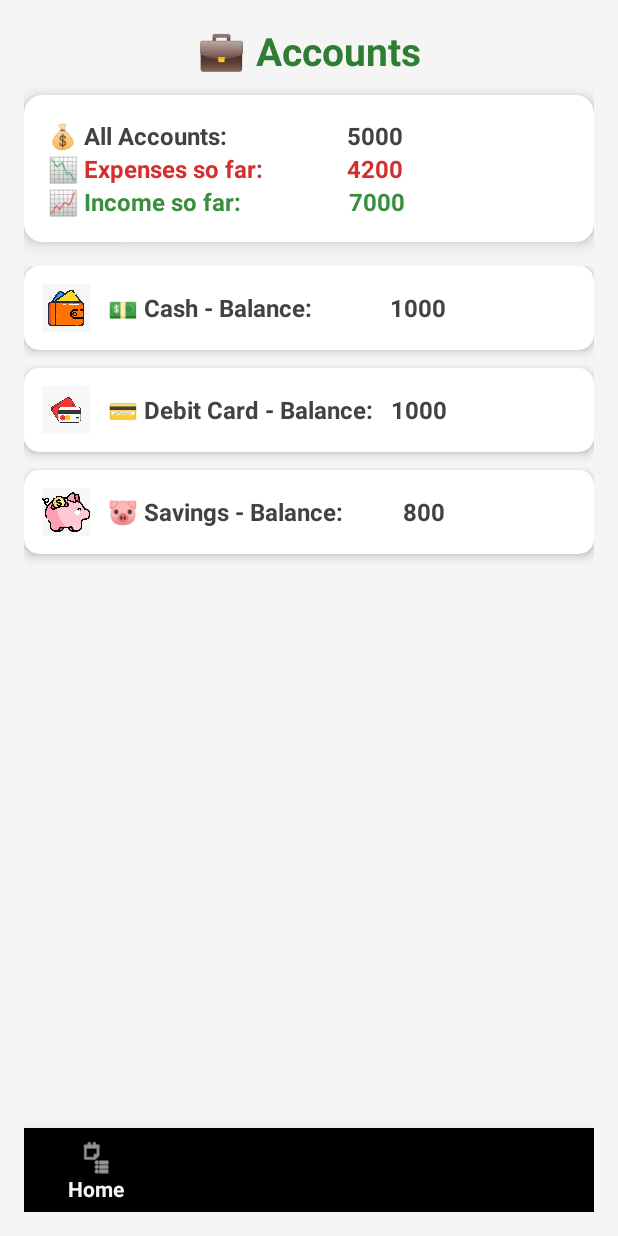
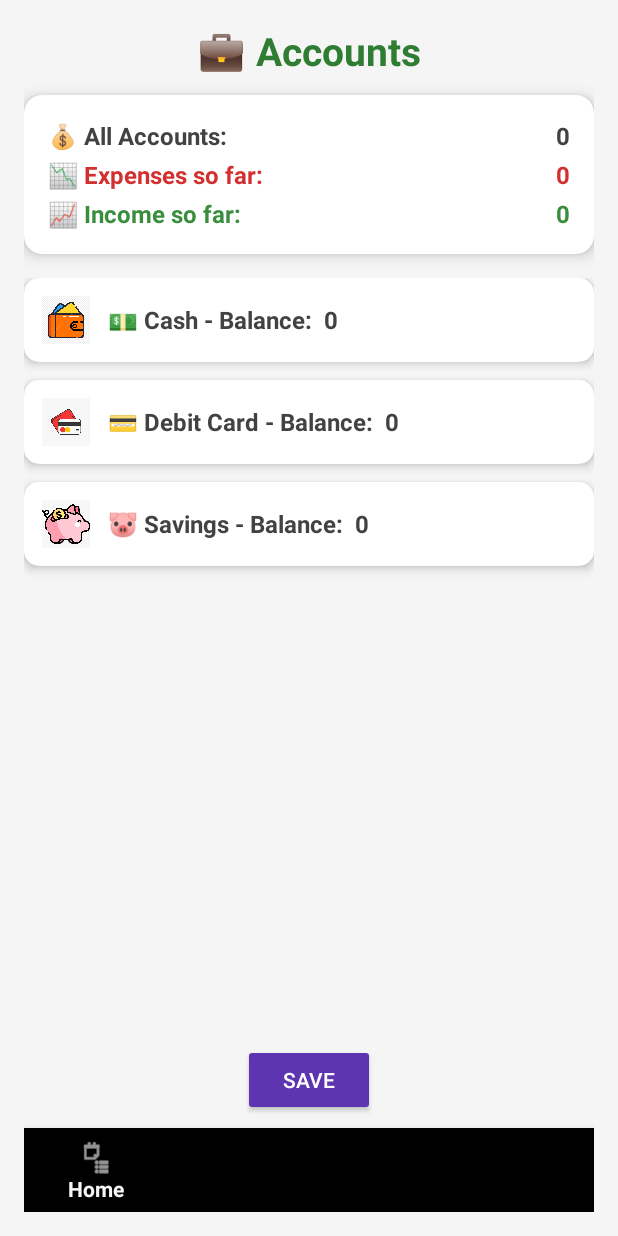
Before and after one commit to Tharun7075/FINTRACK, an Android app: the layout activity_accounts.xml on its own in the app's theme, with its tools: preview values and no code run, on a phone screen of 412 x 824 dp. Run offline under Robolectric (Android 15) with nearby library versions, the phone set to English and light mode, and no system bars.

Commit message:
modified accounts xml file

```diff
--- a/app/src/main/res/layout/activity_accounts.xml
+++ b/app/src/main/res/layout/activity_accounts.xml
@@ -37,52 +37,106 @@
 
         <LinearLayout
             android:layout_width="match_parent"
-            android:layout_height="match_parent"
+            android:layout_height="wrap_content"
             android:orientation="vertical"
             android:padding="16dp">
 
-            <EditText
-                android:id="@+id/editAllAccounts"
+            <!-- All Accounts -->
+            <LinearLayout
+                android:layout_width="match_parent"
+                android:layout_height="wrap_content"
+                android:orientation="horizontal"
+                android:gravity="center_vertical">
+
+                <TextView
                     android:layout_width="wrap_content"
                     android:layout_height="wrap_content"
-                android:background="@android:color/transparent"
-                android:text="💰 All Accounts:                    5000"
-                android:textColor="#424242"
+                    android:text="💰 All Accounts:"
                     android:textSize="16sp"
-                android:textStyle="bold" />
+                    android:textStyle="bold"
+                    android:textColor="#424242" />
 
-            <EditText
-                android:id="@+id/editExpenses"
+                <TextView
+                    android:id="@+id/txtAllAccountsValue"
+                    android:layout_width="0dp"
+                    android:layout_height="wrap_content"
+                    android:layout_weight="1"
+                    android:gravity="end"
+                    android:text="0"
+                    android:textSize="16sp"
+                    android:textStyle="bold"
+                    android:textColor="#424242" />
+            </LinearLayout>
+
+            <!-- Expenses -->
+            <LinearLayout
+                android:layout_width="match_parent"
+                android:layout_height="wrap_content"
+                android:orientation="horizontal"
+                android:gravity="center_vertical"
+                android:layout_marginTop="4dp">
+
+                <TextView
                     android:layout_width="wrap_content"
                     android:layout_height="wrap_content"
-                android:background="@android:color/transparent"
-                android:text="📉 Expenses so far:              4200"
-                android:textColor="#D32F2F"
+                    android:text="📉 Expenses so far:"
                     android:textSize="16sp"
-                android:textStyle="bold" />
+                    android:textStyle="bold"
+                    android:textColor="#D32F2F" />
 
-            <EditText
-                android:id="@+id/editIncome"
+                <TextView
+                    android:id="@+id/txtExpensesValue"
+                    android:layout_width="0dp"
+                    android:layout_height="wrap_content"
+                    android:layout_weight="1"
+                    android:gravity="end"
+                    android:text="0"
+                    android:textSize="16sp"
+                    android:textStyle="bold"
+                    android:textColor="#D32F2F" />
+            </LinearLayout>
+
+            <!-- Income -->
+            <LinearLayout
+                android:layout_width="match_parent"
+                android:layout_height="wrap_content"
+                android:orientation="horizontal"
+                android:gravity="center_vertical"
+                android:layout_marginTop="4dp">
+
+                <TextView
                     android:layout_width="wrap_content"
                     android:layout_height="wrap_content"
-                android:background="@android:color/transparent"
-                android:text="📈 Income so far:                  7000"
-                android:textColor="#388E3C"
+                    android:text="📈 Income so far:"
                     android:textSize="16sp"
-                android:textStyle="bold" />
+                    android:textStyle="bold"
+                    android:textColor="#388E3C" />
+
+                <TextView
+                    android:id="@+id/txtIncomeValue"
+                    android:layout_width="0dp"
+                    android:layout_height="wrap_content"
+                    android:layout_weight="1"
+                    android:gravity="end"
+                    android:text="0"
+                    android:textSize="16sp"
+                    android:textStyle="bold"
+                    android:textColor="#388E3C" />
+            </LinearLayout>
         </LinearLayout>
     </androidx.cardview.widget.CardView>
 
     <!-- Accounts Section -->
     <ScrollView
+        android:id="@+id/accountsScroll"
         android:layout_width="0dp"
         android:layout_height="0dp"
+        android:layout_marginTop="16dp"
+        android:layout_marginBottom="8dp"
         app:layout_constraintTop_toBottomOf="@id/summaryCard"
-        app:layout_constraintBottom_toTopOf="@id/bottom_navigation"
         app:layout_constraintStart_toStartOf="parent"
         app:layout_constraintEnd_toEndOf="parent"
-        android:layout_marginTop="16dp"
-        android:layout_marginBottom="8dp">
+        app:layout_constraintBottom_toTopOf="@id/btnSaveAccounts">
 
         <LinearLayout
             android:id="@+id/accountsSection"
@@ -112,11 +166,22 @@
                         android:contentDescription="Wallet Icon"
                         android:layout_marginEnd="12dp" />
 
+                    <TextView
+                        android:layout_width="wrap_content"
+                        android:layout_height="wrap_content"
+                        android:text="💵 Cash - Balance:"
+                        android:textSize="16sp"
+                        android:textStyle="bold"
+                        android:textColor="#424242"
+                        android:layout_marginEnd="8dp" />
+
                     <EditText
                         android:id="@+id/editCash"
-                        android:layout_width="wrap_content"
+                        android:layout_width="0dp"
                         android:layout_height="wrap_content"
-                        android:text="💵 Cash - Balance:             1000"
+                        android:layout_weight="1"
+                        android:inputType="numberDecimal"
+                        android:text="0"
                         android:textSize="16sp"
                         android:textStyle="bold"
                         android:textColor="#424242"
@@ -146,11 +211,22 @@
                         android:contentDescription="Card Icon"
                         android:layout_marginEnd="12dp" />
 
+                    <TextView
+                        android:layout_width="wrap_content"
+                        android:layout_height="wrap_content"
+                        android:text="💳 Debit Card - Balance:"
+                        android:textSize="16sp"
+                        android:textStyle="bold"
+                        android:textColor="#424242"
+                        android:layout_marginEnd="8dp" />
+
                     <EditText
                         android:id="@+id/editDebit"
-                        android:layout_width="wrap_content"
+                        android:layout_width="0dp"
                         android:layout_height="wrap_content"
-                        android:text="💳 Debit Card - Balance:   1000"
+                        android:layout_weight="1"
+                        android:inputType="numberDecimal"
+                        android:text="0"
                         android:textSize="16sp"
                         android:textStyle="bold"
                         android:textColor="#424242"
@@ -180,11 +256,22 @@
                         android:contentDescription="Savings Icon"
                         android:layout_marginEnd="12dp" />
 
+                    <TextView
+                        android:layout_width="wrap_content"
+                        android:layout_height="wrap_content"
+                        android:text="🐷 Savings - Balance:"
+                        android:textSize="16sp"
+                        android:textStyle="bold"
+                        android:textColor="#424242"
+                        android:layout_marginEnd="8dp" />
+
                     <EditText
                         android:id="@+id/editSavings"
-                        android:layout_width="wrap_content"
+                        android:layout_width="0dp"
                         android:layout_height="wrap_content"
-                        android:text="🐷 Savings - Balance:          800"
+                        android:layout_weight="1"
+                        android:inputType="numberDecimal"
+                        android:text="0"
                         android:textSize="16sp"
                         android:textStyle="bold"
                         android:textColor="#424242"
@@ -195,6 +282,19 @@
         </LinearLayout>
     </ScrollView>
 
+    <!-- Save Button -->
+    <Button
+        android:id="@+id/btnSaveAccounts"
+        android:layout_width="wrap_content"
+        android:layout_height="wrap_content"
+        android:text="Save"
+        android:backgroundTint="#5E35B1"
+        android:textColor="@android:color/white"
+        android:layout_marginBottom="8dp"
+        app:layout_constraintBottom_toTopOf="@id/bottom_navigation"
+        app:layout_constraintStart_toStartOf="parent"
+        app:layout_constraintEnd_toEndOf="parent" />
+
     <!-- Bottom Navigation -->
     <com.google.android.material.bottomnavigation.BottomNavigationView
         android:id="@+id/bottom_navigation"
@@ -202,4 +302,5 @@
         android:layout_height="wrap_content"
         app:layout_constraintBottom_toBottomOf="parent"
         app:menu="@menu/bottom_nav_menu" />
+
 </androidx.constraintlayout.widget.ConstraintLayout>
```
Lines whose indentation alone changed are shown as unchanged.
